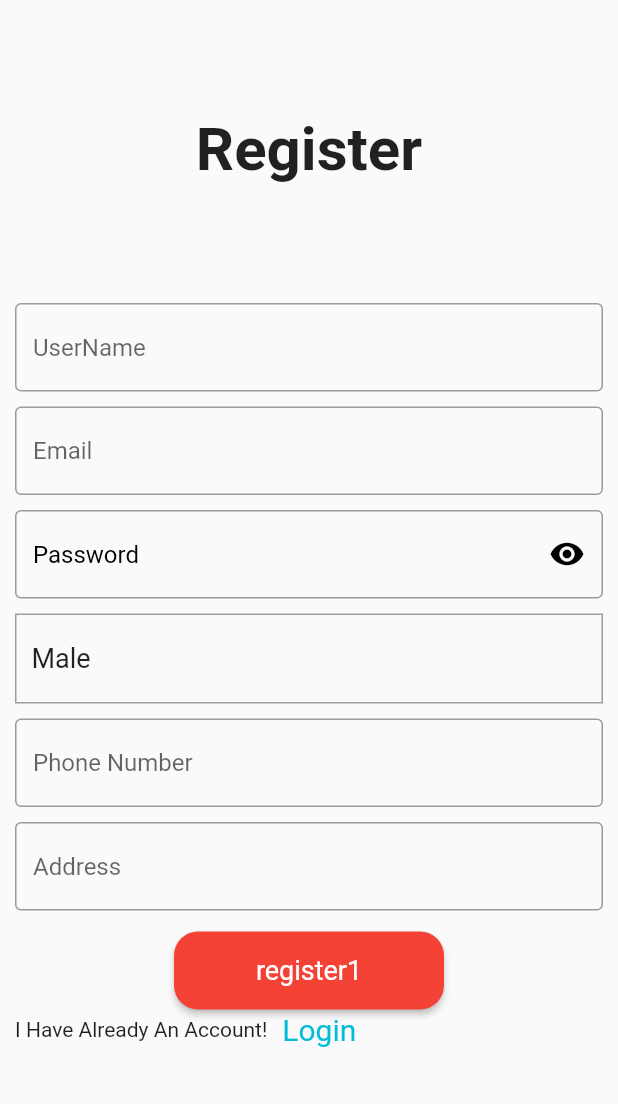
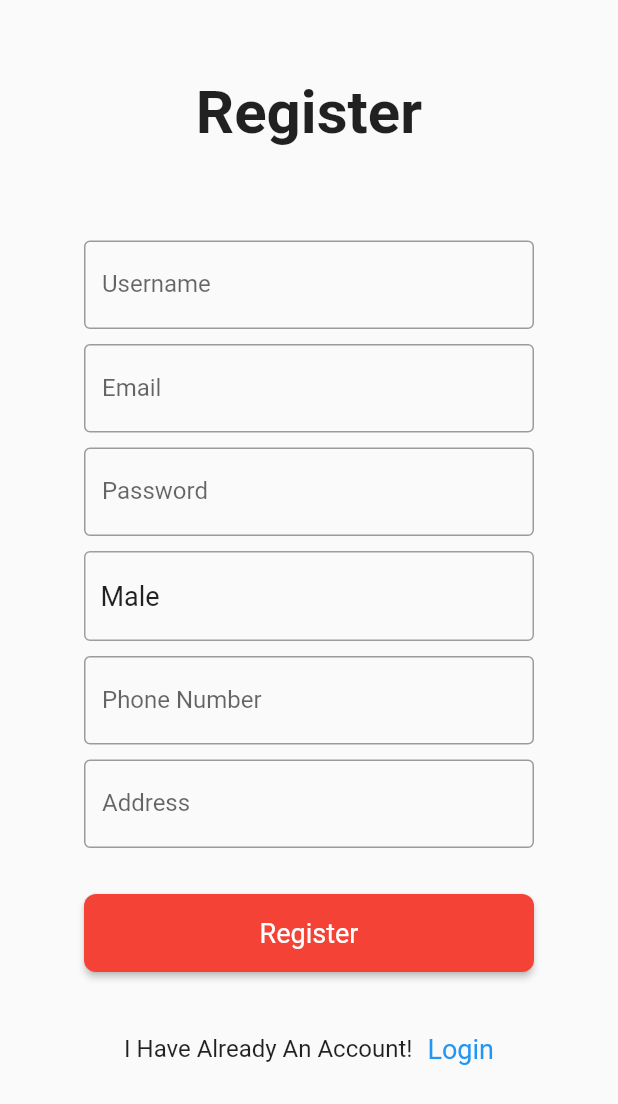
Before and after one commit to nixen2802/FlutterStudentZone, a Flutter app: the screen it shows after launch, after a tap on "LOG IN", after a tap on "SignUp", on a phone screen of 412 x 824 dp. Shown: the top 1104 px of the screen. Run offline on Flutter 3.47's test engine with Material 2 defaults, Android fonts, the phone set to English and light mode, and no system bars; our stand-ins replace carousel_slider, cloud_firestore, firebase_auth, firebase_core, firebase_storage, fluttertoast and 2 more; accounts and stored records are empty; network calls fail.

Commit message:
changed login and register page UI

```diff
--- a/lib/screens/base.dart
+++ b/lib/screens/base.dart
@@ -58,32 +58,32 @@ class _baseState extends State<base> {
             icon: Icon(Icons.home, color: Colors.black),
             title: Text(
               "Home",
-              style: TextStyle(color: Colors.black,fontSize: 8),
+              style: TextStyle(color: Colors.black,fontSize: 12),
             ),
           ),
 
           /// My Products
           SalomonBottomBarItem(
             icon: Icon(Icons.person, color: Colors.black),
-            title: Text("My Products", style: TextStyle(color: Colors.black,fontSize: 8)),
+            title: Text("My Products", style: TextStyle(color: Colors.black,fontSize: 12)),
           ),
 
           /// Notifications
           SalomonBottomBarItem(
             icon: Icon(Icons.notifications, color: Colors.black),
-            title: Text("Notifications", style: TextStyle(color: Colors.black,fontSize: 8)),
+            title: Text("Notifications", style: TextStyle(color: Colors.black,fontSize: 12)),
           ),
 
           /// Add Products
           SalomonBottomBarItem(
             icon: Icon(Icons.add, color: Colors.black),
-            title: Text("Add Product", style: TextStyle(color: Colors.black,fontSize: 8)),
+            title: Text("Add Product", style: TextStyle(color: Colors.black,fontSize: 12)),
           ),
 
           /// Profile
           SalomonBottomBarItem(
             icon: Icon(Icons.account_circle, color: Colors.black),
-            title: Text("Profile", style: TextStyle(color: Colors.black,fontSize: 8)),
+            title: Text("Profile", style: TextStyle(color: Colors.black,fontSize: 12)),
           ),
         ],
       ),
--- a/lib/screens/login1.dart
+++ b/lib/screens/login1.dart
@@ -123,20 +123,25 @@ class _login1State extends State<login1> {
                   style: TextStyle(fontSize: 40, fontWeight: FontWeight.bold),
                 ),
                 SizedBox(
-                  height: 10,
+                  height: 70,
                 ),
-                TextField(
-                  obscureText: obserText,
+                Container(
+                  width: 300,
+                  child: TextField(
+                    obscureText: false,
                     decoration: InputDecoration(
                       border: OutlineInputBorder(),
                       labelText: 'Email',
                     ),
                     controller: email,
                   ),
+                ),
                 SizedBox(
-                  height: 10,
+                  height: 30,
                 ),
-                TextField(
+                Container(
+                  width: 300,
+                  child: TextField(
                     obscureText: true,
                     decoration: InputDecoration(
                       border: OutlineInputBorder(),
@@ -150,8 +155,9 @@ class _login1State extends State<login1> {
                       });
                     },
                   ),
+                ),
                 SizedBox(
-                  height: 10,
+                  height: 70,
                 ),
                 isLoading == false
                     ? MyButton(
@@ -168,7 +174,7 @@ class _login1State extends State<login1> {
                         child: CircularProgressIndicator(),
                       ),
                 SizedBox(
-                  height: 10,
+                  height: 25,
                 ),
                 ChangeScreen(
                     name: "SignUp",
--- a/lib/screens/myproducts.dart
+++ b/lib/screens/myproducts.dart
@@ -87,18 +87,20 @@ class _myproductsState extends State<myproducts> {
                             color: Color(0xff9b96d6)),
                       ),
                       Container(
-
+                        margin: EdgeInsets.only(left: 18),
                         child: Row(
                           mainAxisAlignment: MainAxisAlignment.spaceBetween,
                           children: [
-
-                        Text(
-                          name,
+                            Flexible(
+                              child: Container(
+                                child: Text(
+                                  (name),
                                   style: TextStyle(fontSize: 15),
                                 ),
-                        FlatButton(
-
-                          textColor: Colors.black,
+                              ),
+                            ),
+                            TextButton(
+                              // textColor: Colors.black,
                               onPressed: () {
                                 print("detelepressedddddd");
                                 FirebaseFirestore.instance
@@ -107,10 +109,12 @@ class _myproductsState extends State<myproducts> {
                                     .delete();
                               },
                               child: Icon(Icons.delete),
-                          shape: CircleBorder(
-                              side: BorderSide(color: Colors.transparent)),
+                            //   shape: CircleBorder(
+                            //       side: BorderSide(color: Colors.transparent)),
                             )
-                      ]))
+                          ],
+                        ),
+                      ),
                     ],
                   ),
                 ),
--- a/lib/screens/register1.dart
+++ b/lib/screens/register1.dart
@@ -34,7 +34,6 @@ bool isMale = true;
 bool isLoading = false;
 
 class _register1State extends State<register1> {
-
   void submit() async {
     UserCredential result;
     try {
@@ -53,7 +52,6 @@ class _register1State extends State<register1> {
         "UserGender": isMale == true ? "Male" : "Female",
         "UserNumber": phoneNumber.text,
       });
-
     } on PlatformException catch (error) {
       var message = "Please Check Your Internet Connection ";
       if (error.message != null) {
@@ -79,9 +77,6 @@ class _register1State extends State<register1> {
 
       print(error);
     }
-
-
-
 
     Navigator.of(context)
         .pushReplacement(MaterialPageRoute(builder: (ctx) => base()));
@@ -150,27 +145,39 @@ class _register1State extends State<register1> {
 
   Widget _buildAllTextFormField() {
     return Container(
+      width: 300,
       child: Column(
         mainAxisAlignment: MainAxisAlignment.spaceEvenly,
         children: <Widget>[
-          MyTextFormField(
-            name: "UserName",
+          TextField(
+            obscureText: obserText,
+            decoration: InputDecoration(
+              border: OutlineInputBorder(),
+              labelText: 'Username',
+            ),
             controller: userName,
           ),
           SizedBox(
             height: 10,
           ),
-          MyTextFormField(
-            name: "Email",
+          TextField(
+            obscureText: obserText,
+            decoration: InputDecoration(
+              border: OutlineInputBorder(),
+              labelText: 'Email',
+            ),
             controller: email,
           ),
           SizedBox(
             height: 10,
           ),
-          PasswordTextFormField(
-            obserText: obserText,
+          TextField(
+            obscureText: obserText,
+            decoration: InputDecoration(
+              border: OutlineInputBorder(),
+              labelText: 'Password',
+            ),
             controller: password,
-            name: "Password",
             onTap: () {
               FocusScope.of(context).unfocus();
               setState(() {
@@ -191,7 +198,10 @@ class _register1State extends State<register1> {
               height: 60,
               padding: EdgeInsets.only(left: 10),
               width: double.infinity,
-              decoration: BoxDecoration(border: Border.all(color: Colors.grey)),
+              decoration: BoxDecoration(
+                border: Border.all(color: Colors.grey),
+                borderRadius: BorderRadius.circular(4),
+              ),
               child: Center(
                 child: Row(
                   children: [
@@ -207,15 +217,23 @@ class _register1State extends State<register1> {
           SizedBox(
             height: 10,
           ),
-          MyTextFormField(
-            name: "Phone Number",
+          TextField(
+            obscureText: obserText,
+            decoration: InputDecoration(
+              border: OutlineInputBorder(),
+              labelText: 'Phone Number',
+            ),
             controller: phoneNumber,
           ),
           SizedBox(
             height: 10,
           ),
-          MyTextFormField(
-            name: "Address",
+          TextField(
+            obscureText: obserText,
+            decoration: InputDecoration(
+              border: OutlineInputBorder(),
+              labelText: 'Address',
+            ),
             controller: address,
           ),
         ],
@@ -236,13 +254,16 @@ class _register1State extends State<register1> {
           ),
           isLoading == false
               ? MyButton(
-                  name: "register1",
+                  name: "Register",
                   onPressed: () {
                     vaildation();
                   },
                 )
               : Center(
                   child: CircularProgressIndicator(),
+                ),
+          SizedBox(
+            height: 20,
           ),
           ChangeScreen(
             name: "Login",
@@ -267,8 +288,7 @@ class _register1State extends State<register1> {
       body: ListView(
         children: [
           Container(
-            height: 200,
-
+            height: 150,
             child: Column(
               mainAxisAlignment: MainAxisAlignment.center,
               children: <Widget>[
@@ -283,7 +303,7 @@ class _register1State extends State<register1> {
             ),
           ),
           Container(
-            height: 500,
+            height: 570,
             child: _buildBottomPart(),
           ),
         ],
--- a/lib/widgets/changescreen.dart
+++ b/lib/widgets/changescreen.dart
@@ -8,8 +8,11 @@ class ChangeScreen extends StatelessWidget {
   @override
   Widget build(BuildContext context) {
     return Row(
+      mainAxisAlignment: MainAxisAlignment.center,
       children: <Widget>[
-        Text(whichAccount),
+        Text(whichAccount, style: TextStyle(
+          fontSize: 16
+        ),),
         SizedBox(
           width: 10,
         ),
@@ -18,8 +21,8 @@ class ChangeScreen extends StatelessWidget {
           child: Text(
             name,
             style: TextStyle(
-              color: Colors.cyan,
-              fontSize: 20,
+              color: Colors.blue,
+              fontSize: 18,
             ),
           ),
         ),
--- a/lib/widgets/mybutton.dart
+++ b/lib/widgets/mybutton.dart
@@ -8,7 +8,7 @@ class MyButton extends StatelessWidget {
   Widget build(BuildContext context) {
     return Container(
       height: 52,
-      width: 180,
+      width: 300,
       child: ConstrainedBox(
         constraints: const BoxConstraints.tightFor(width: 120, height: 52),
         child: ElevatedButton(
@@ -22,7 +22,7 @@ class MyButton extends StatelessWidget {
             ),
             shape: MaterialStateProperty.all(
               RoundedRectangleBorder(
-                borderRadius: BorderRadius.circular(16),
+                borderRadius: BorderRadius.circular(8),
               ),
             ),
           ),
```
Lines whose indentation alone changed are shown as unchanged.
